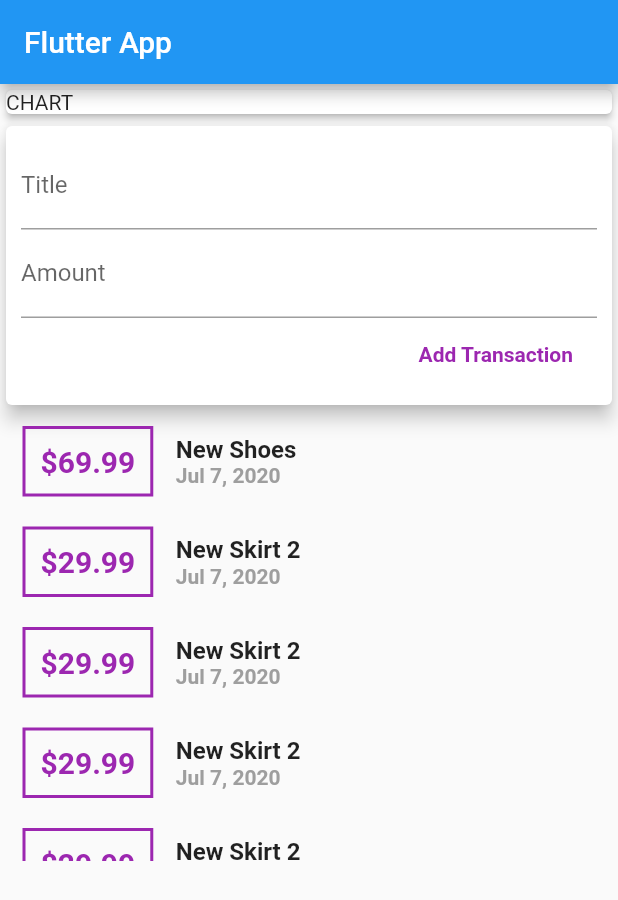
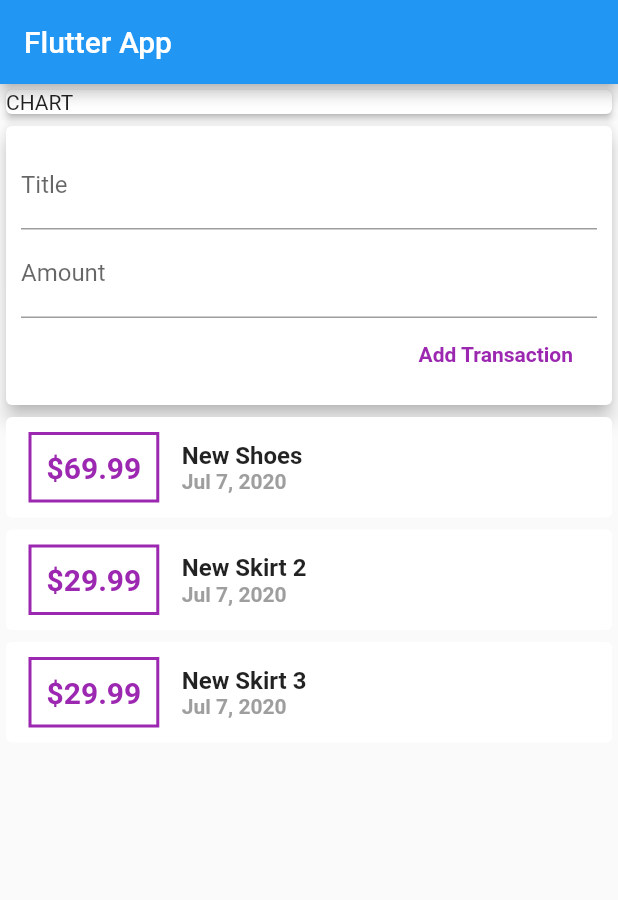
Before and after one commit to innovadeveloper/second_app_flotter, a Flutter app: the screen it shows after launch, on a phone screen of 412 x 824 dp. Shown: the top 900 px of the screen. Run offline on Flutter 3.47's test engine with Material 2 defaults, Android fonts, the phone set to English and light mode, and no system bars.

Commit message:
Change SingleChildScroll by ListView with method builder(..)

```diff
--- a/lib/widgets/transaction_list.dart
+++ b/lib/widgets/transaction_list.dart
@@ -11,11 +11,12 @@ class TransactionList extends StatelessWidget {
   Widget build(BuildContext context) {
     return Container(
       height: 300,
-      child: SingleChildScrollView(
-        child: Column(
-            children: transactions.map((tx) {
+      child: ListView.builder(
+        itemBuilder: (context, index) {
           // row : 1 - 2 (elements)
-          return Row(
+          return Card(
+            elevation: 0,
+            child: Row(
               children: <Widget>[
                 // container : price
                 Container(
@@ -30,7 +31,7 @@ class TransactionList extends StatelessWidget {
                   )),
                   padding: EdgeInsets.all(10),
                   child: Text(
-                  '\$${tx.amount}',
+                    '\$${transactions[index].amount}',
                     style: TextStyle(
                         color: Colors.purple,
                         fontSize: 20,
@@ -42,20 +43,24 @@ class TransactionList extends StatelessWidget {
                   crossAxisAlignment: CrossAxisAlignment.start,
                   children: <Widget>[
                     Text(
-                    '${tx.title}',
-                    style: TextStyle(fontSize: 16, fontWeight: FontWeight.bold),
+                      '${transactions[index].title}',
+                      style:
+                          TextStyle(fontSize: 16, fontWeight: FontWeight.bold),
                     ),
                     // Text('${DateFormat('yyyy-MM-dd').format(tx.date)}',
                     Text(
-                    '${DateFormat.yMMMd().format(tx.date)}',
+                      '${DateFormat.yMMMd().format(transactions[index].date)}',
                       style: TextStyle(
                           color: Colors.grey, fontWeight: FontWeight.bold),
                     ),
                   ],
                 )
               ],
+            ),
           );
-        }).toList()),
+        },
+        itemCount: transactions.length,
+        // children: transactions.map((tx) {}).toList(),
       ),
     );
   }
--- a/lib/widgets/user_transactions.dart
+++ b/lib/widgets/user_transactions.dart
@@ -23,23 +23,11 @@ class _UserTransactionState extends State<UserTransaction> {
       date: DateTime.now(),
     ),
     Transaction(
-      id: 't2',
-      title: 'New Skirt 2',
+      id: 't3',
+      title: 'New Skirt 3',
       amount: 29.99,
       date: DateTime.now(),
     ),
-    Transaction(
-      id: 't2',
-      title: 'New Skirt 2',
-      amount: 29.99,
-      date: DateTime.now(),
-    ),
-    Transaction(
-      id: 't2',
-      title: 'New Skirt 2',
-      amount: 29.99,
-      date: DateTime.now(),
-    )
   ];
 
   /*
```
Lines whose indentation alone changed are shown as unchanged.
